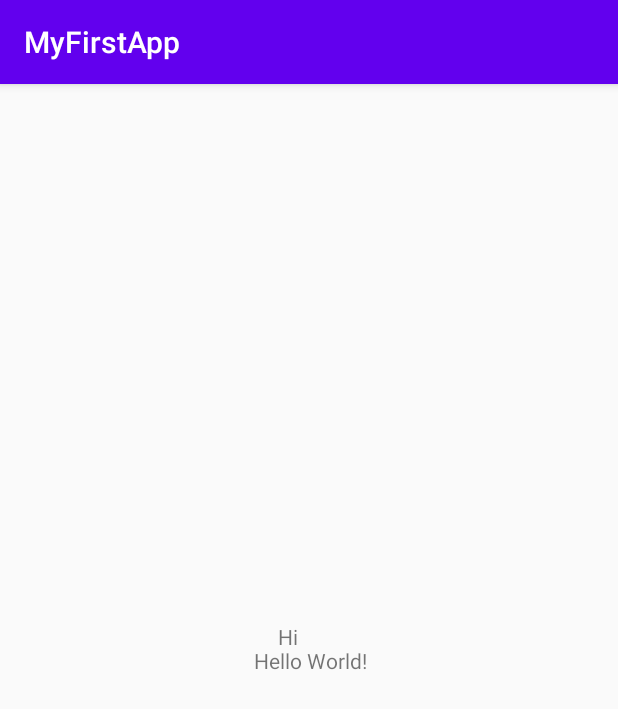
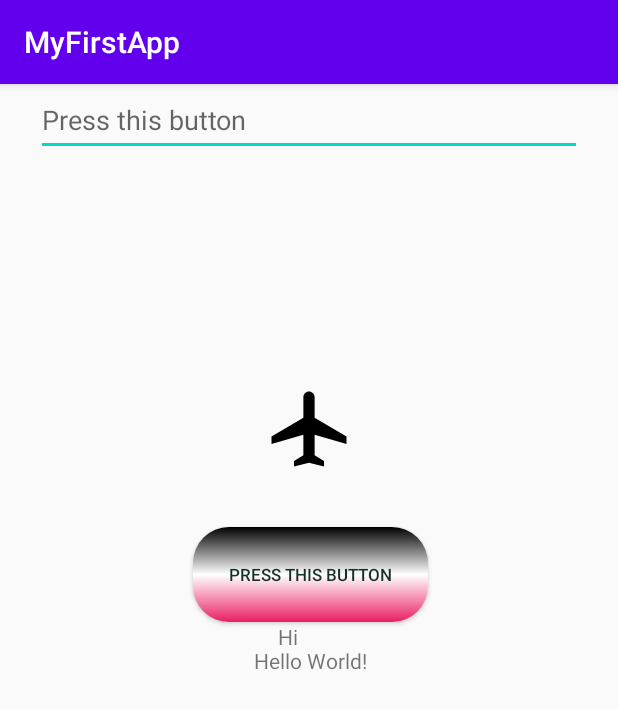
Before and after one commit to clandike/AndroidStudioProject, an Android app: the screen it shows after launch (MainActivity), on a phone screen of 412 x 824 dp. Shown: the top 709 px of the screen. Run offline under Robolectric (Android 15) with nearby library versions, the phone set to English and light mode, and no system bars.

Commit message:
Add some functional

```diff
--- a/app/src/main/java/com/example/myfirstapp/MainActivity.kt
+++ b/app/src/main/java/com/example/myfirstapp/MainActivity.kt
@@ -2,6 +2,7 @@ package com.example.myfirstapp
 
 import android.support.v7.app.AppCompatActivity
 import android.os.Bundle
+import android.widget.Toast
 import com.example.myfirstapp.Shape.Line
 import com.example.myfirstapp.Shape as Shape1
 
@@ -10,33 +11,6 @@ class MainActivity : AppCompatActivity() {
         super.onCreate(savedInstanceState)
         setContentView(R.layout.activity_main)
 
-        val cat = Cat("Freddy")
-        cat.name
-
-        val animal = Animal("Fred")
-        animal.name
-        animal.v1
-        animal.wFun()
-
-
-        val square = Figure(1, 2)
-        square.area
-
-        val list = arrayListOf<Figure>(Figure(1, 2), Figure(2, 3))
-
-        var sumAreas: Int = 0;
-        list.forEach {
-            sumAreas += it.area
-        }
-        print("Sum all area`s = $sumAreas")
-
-        val list2 = listOf<com.example.myfirstapp.Shape>()
-        for (x in list2) {
-            when (list2[x]) {
-                is com.example.myfirstapp.Shape.Line -> TODO()
-                is com.example.myfirstapp.Shape.Oval -> TODO()
-                is com.example.myfirstapp.Shape.Rectangle -> TODO()
-            }
-        }
+        Toast.makeText(this, "Text", Toast.LENGTH_SHORT).show()
     }
 }
--- /dev/null
+++ b/app/src/main/res/drawable/baseline_airplanemode_active_24.xml
@@ -0,0 +1,5 @@
+<vector android:height="24dp" android:tint="#000000"
+    android:viewportHeight="24" android:viewportWidth="24"
+    android:width="24dp" xmlns:android="http://schemas.android.com/apk/res/android">
+    <path android:fillColor="@android:color/white" android:pathData="M22,16v-2l-8.5,-5V3.5C13.5,2.67 12.83,2 12,2s-1.5,0.67 -1.5,1.5V9L2,14v2l8.5,-2.5V19L8,20.5L8,22l4,-1l4,1l0,-1.5L13.5,19v-5.5L22,16z"/>
+</vector>
--- /dev/null
+++ b/app/src/main/res/drawable/my_gradient.xml
@@ -0,0 +1,20 @@
+<?xml version="1.0" encoding="utf-8"?>
+<shape xmlns:android="http://schemas.android.com/apk/res/android"
+    android:shape="rectangle">
+
+    <gradient
+        android:startColor="#E91E63"
+        android:centerColor="@color/white"
+        android:endColor="@color/black"
+        android:angle="90"
+        />
+    <corners
+        android:bottomLeftRadius="24dp"
+        android:bottomRightRadius="24dp"
+        android:topLeftRadius="24dp"
+        android:topRightRadius="24dp"
+        />
+
+
+
+</shape>
--- a/app/src/main/res/layout/activity_main.xml
+++ b/app/src/main/res/layout/activity_main.xml
@@ -27,4 +27,57 @@
         android:padding="16dp"
 
         />
+
+    <Button
+        android:id="@+id/button"
+
+        android:layout_width="wrap_content"
+        android:layout_height="wrap_content"
+
+        android:background="@drawable/my_gradient"
+        android:textColor="#123123"
+
+        android:text="@string/button"
+        android:textSize="11sp"
+
+        android:padding="24dp"
+        android:layout_marginBottom="35dp"
+
+
+        app:layout_constraintBottom_toBottomOf="@id/tvHi"
+        app:layout_constraintStart_toStartOf="@id/textView"
+        app:layout_constraintEnd_toEndOf="@id/textView"
+         />
+
+    <EditText
+        android:id="@+id/editText"
+        android:layout_width="match_parent"
+        android:layout_height="wrap_content"
+        android:layout_margin="24dp"
+        android:layout_marginTop="100dp"
+        app:layout_constraintTop_toBottomOf="wrap_content"
+        app:layout_constraintBottom_toTopOf="wrap_content"
+
+        android:hint="@string/button"
+
+        android:inputType="text"
+
+        android:minHeight="48dp"
+        />
+
+    <ImageView
+        android:id="@+id/image"
+
+        android:layout_width="60dp"
+        android:layout_height="60dp"
+        app:layout_constraintTop_toTopOf="parent"
+        app:layout_constraintStart_toStartOf="parent"
+        app:layout_constraintEnd_toEndOf="parent"
+        android:layout_marginTop="200dp"
+
+        android:src="@drawable/baseline_airplanemode_active_24"
+        />
+
+
+
 </android.support.constraint.ConstraintLayout>
--- a/app/src/main/res/values/strings.xml
+++ b/app/src/main/res/values/strings.xml
@@ -1,3 +1,4 @@
 <resources>
     <string name="app_name">MyFirstApp</string>
+    <string name="button">Press this button</string>
 </resources>
```
Also changed, not shown: app/src/main/res/drawable/plane.jpeg (added).
